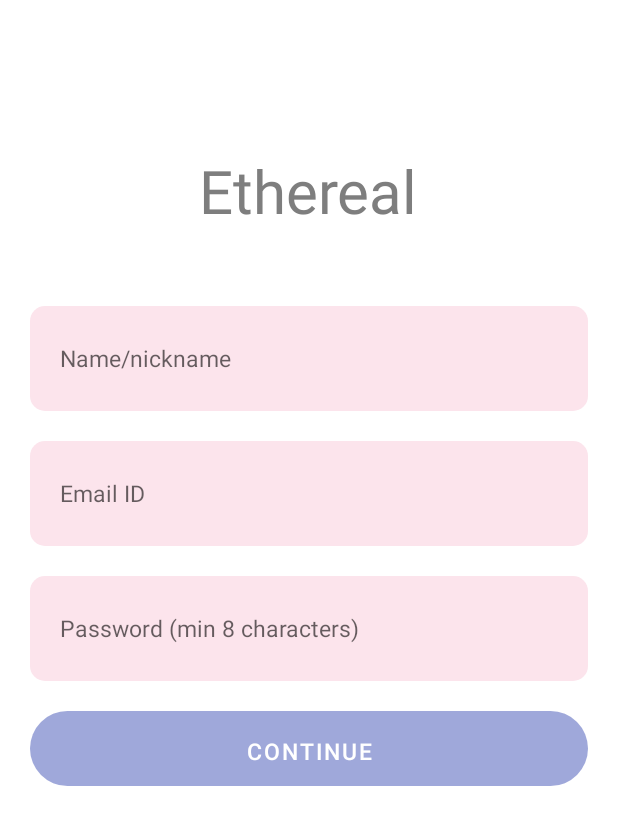
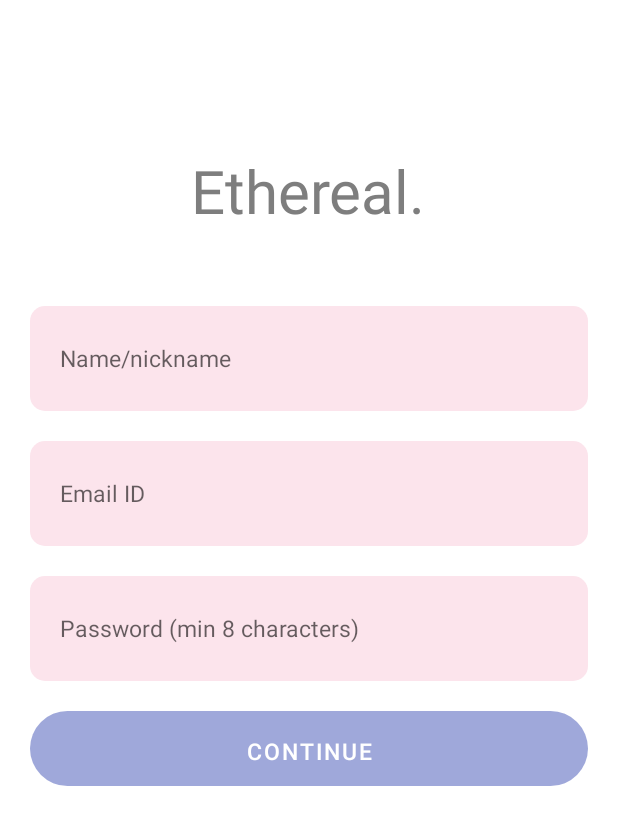
Before and after one commit to Prince-Christopher/Ethereal-1, an Android app: the screen it shows after launch (JoinActivity), on a phone screen of 412 x 824 dp. Shown: the top 825 px of the screen. Run offline under Robolectric (Android 15) with nearby library versions, the phone set to English and light mode, and no system bars.

Commit message:
first commit, sign up page.

```diff
--- a/app/src/main/res/layout/activity_join.xml
+++ b/app/src/main/res/layout/activity_join.xml
@@ -16,7 +16,7 @@
             android:layout_height="wrap_content"
             android:layout_gravity="center"
             android:layout_marginTop="100dp"
-            android:text="Ethereal"
+            android:text="Ethereal."
             android:textColor="@color/grey"
             android:textSize="40dp" />
 
```
